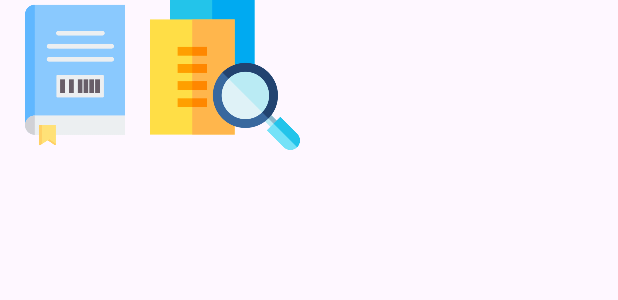
After one commit to Tushukk31059/Android-10-12, an Android app: the layout activity_constraint.xml on its own in the app's theme, with its tools: preview values and no code run, on a phone screen of 412 x 824 dp. The commit adds this screen. Shown: the top 300 px of the screen. Run offline under Robolectric (Android 15) with nearby library versions, the phone set to English and light mode, and no system bars.

Commit message:
Constraint Layout Added

```diff
--- a/app/src/main/AndroidManifest.xml
+++ b/app/src/main/AndroidManifest.xml
@@ -12,6 +12,9 @@
         android:supportsRtl="true"
         android:theme="@style/Theme.KotlinBasics"
         tools:targetApi="31">
+        <activity
+            android:name=".ConstraintActivity"
+            android:exported="false" />
         <activity
             android:name=".RelativeLinearAct"
             android:exported="false" />
--- /dev/null
+++ b/app/src/main/res/layout/activity_constraint.xml
@@ -0,0 +1,184 @@
+<?xml version="1.0" encoding="utf-8"?>
+<androidx.constraintlayout.widget.ConstraintLayout xmlns:android="http://schemas.android.com/apk/res/android"
+    xmlns:app="http://schemas.android.com/apk/res-auto"
+    xmlns:tools="http://schemas.android.com/tools"
+    android:id="@+id/main"
+    android:layout_width="match_parent"
+    android:layout_height="match_parent"
+    tools:context=".ConstraintActivity">
+
+<!--    <ImageView-->
+<!--        android:id="@+id/img1"-->
+<!--        android:layout_width="50dp"-->
+<!--        android:layout_height="50dp"-->
+<!--        app:layout_constraintStart_toStartOf="parent"-->
+<!--        app:layout_constraintEnd_toStartOf="@id/img2"-->
+<!--        app:layout_constraintTop_toTopOf="parent"-->
+<!--        android:layout_marginEnd="52dp"-->
+<!--        app:layout_constraintHorizontal_chainStyle="packed"-->
+<!--        android:src="@drawable/techcadd_logo"-->
+<!--        />-->
+<!--    <ImageView-->
+<!--        android:id="@+id/img2"-->
+<!--        android:layout_width="50dp"-->
+<!--        android:layout_height="50dp"-->
+<!--        android:layout_marginEnd="52dp"-->
+<!--        app:layout_constraintStart_toEndOf="@id/img1"-->
+<!--        app:layout_constraintTop_toTopOf="parent"-->
+<!--        app:layout_constraintEnd_toStartOf="@id/img3"-->
+<!--        android:src="@drawable/files"/>-->
+<!--    <ImageView-->
+<!--        android:id="@+id/img3"-->
+<!--        android:layout_width="50dp"-->
+<!--        android:layout_height="50dp"-->
+<!--        android:src="@drawable/isbn"-->
+<!--        app:layout_constraintTop_toTopOf="parent"-->
+<!--        app:layout_constraintEnd_toEndOf="parent"-->
+<!--        app:layout_constraintStart_toEndOf="@id/img2"/>-->
+<!--    <TextView-->
+<!--        android:layout_width="wrap_content"-->
+<!--        android:layout_height="wrap_content"-->
+<!--        android:text="Space\nStation"-->
+<!--        android:gravity="center"-->
+<!--        android:layout_marginTop="12dp"-->
+<!--        app:layout_constraintStart_toStartOf="@id/img1"-->
+<!--        app:layout_constraintEnd_toEndOf="@id/img1"-->
+<!--        app:layout_constraintTop_toBottomOf="@id/img1"/>-->
+<!--    <TextView-->
+<!--        android:layout_width="wrap_content"-->
+<!--        android:layout_height="wrap_content"-->
+<!--        app:layout_constraintStart_toStartOf="@id/img2"-->
+<!--        app:layout_constraintEnd_toEndOf="@id/img2"-->
+<!--        app:layout_constraintTop_toBottomOf="@id/img2"-->
+<!--        android:layout_marginTop="12dp"-->
+<!--        android:layout_marginEnd="12dp"-->
+<!--        android:text="Flights"/>-->
+<!--    <TextView-->
+<!--        android:layout_width="wrap_content"-->
+<!--        android:layout_height="wrap_content"-->
+<!--        app:layout_constraintTop_toBottomOf="@id/img3"-->
+<!--        app:layout_constraintStart_toStartOf="@id/img3"-->
+<!--        app:layout_constraintEnd_toEndOf="@id/img3"-->
+<!--        android:layout_marginTop="12dp"-->
+<!--        android:text="Rovers"/>-->
+<!--    <androidx.constraintlayout.widget.Guideline-->
+<!--        android:id="@+id/guide40"-->
+<!--        android:layout_width="wrap_content"-->
+<!--        android:layout_height="wrap_content"-->
+<!--        android:orientation="vertical"-->
+<!--        app:layout_constraintGuide_percent="0.4"/>-->
+<!--    <androidx.constraintlayout.widget.Guideline-->
+<!--        android:id="@+id/guide60"-->
+<!--        android:layout_width="wrap_content"-->
+<!--        android:layout_height="wrap_content"-->
+<!--        android:orientation="vertical"-->
+<!--        app:layout_constraintGuide_percent="0.6"/>-->
+
+<!--    <androidx.constraintlayout.widget.Guideline-->
+<!--        android:id="@+id/guide15"-->
+<!--        android:layout_width="wrap_content"-->
+<!--        android:layout_height="wrap_content"-->
+<!--        android:orientation="horizontal"-->
+<!--        app:layout_constraintGuide_percent="0.15"/>-->
+<!--    <TextView-->
+<!--        android:id="@+id/dca"-->
+<!--        android:layout_width="wrap_content"-->
+<!--        android:layout_height="wrap_content"-->
+<!--        app:layout_constraintEnd_toStartOf="@id/guide40"-->
+<!--        app:layout_constraintTop_toBottomOf="@id/guide15"-->
+<!--        android:text="DCA"-->
+<!--        android:paddingStart="24dp"-->
+<!--        android:paddingEnd="40dp"-->
+<!--        android:background="#067334"-->
+<!--        android:textColor="@color/white"-->
+<!--        android:layout_marginEnd="-20dp"-->
+<!--        android:paddingVertical="24dp"-->
+<!--        android:textSize="20sp"/>-->
+<!--    <TextView-->
+<!--        android:layout_width="wrap_content"-->
+<!--        android:layout_height="wrap_content"-->
+<!--        android:paddingVertical="24dp"-->
+<!--        android:paddingEnd="24dp"-->
+<!--        android:paddingStart="40dp"-->
+<!--        android:textColor="@color/white"-->
+<!--        android:background="#067334"-->
+<!--        android:layout_marginStart="-20dp"-->
+<!--        app:layout_constraintTop_toBottomOf="@id/guide15"-->
+<!--        app:layout_constraintStart_toEndOf="@id/guide60"-->
+<!--        android:text="MARS"-->
+<!--        android:textSize="20sp"-->
+<!--        />-->
+<!--    <ImageView-->
+<!--        android:layout_width="60dp"-->
+<!--        android:layout_height="60dp"-->
+<!--        android:src="@drawable/techcadd_logo"-->
+<!--        app:layout_constraintStart_toEndOf="@id/guide40"-->
+<!--        app:layout_constraintTop_toBottomOf="@id/guide15"-->
+<!--        app:layout_constraintTop_toTopOf="@id/dca"-->
+<!--        app:layout_constraintEnd_toStartOf="@id/guide60"-->
+<!--        app:layout_constraintBottom_toBottomOf="@id/dca"/>-->
+<!--    <com.google.android.material.switchmaterial.SwitchMaterial-->
+<!--        android:id="@+id/btnSwitch"-->
+<!--        android:layout_width="wrap_content"-->
+<!--        android:layout_height="wrap_content"-->
+<!--        android:textSize="16sp"-->
+<!--        android:background="#FF6D00"-->
+<!--        app:thumbTint="@color/white"-->
+<!--        android:textColor="@color/white"-->
+<!--        android:layout_marginTop="16dp"-->
+<!--        android:paddingVertical="12dp"-->
+<!--        android:paddingHorizontal="12dp"-->
+<!--        app:trackTint="#9E4706"-->
+<!--        app:layout_constraintTop_toBottomOf="@id/dca"-->
+<!--        app:layout_constraintEnd_toEndOf="@id/dca"-->
+<!--        app:switchPadding="12dp"-->
+<!--        android:text="One Way"/>-->
+<!--    <TextView-->
+<!--        android:layout_width="wrap_content"-->
+<!--        android:layout_height="wrap_content"-->
+<!--        android:text="1 Traveller"-->
+<!--        android:textSize="16sp"-->
+<!--        android:background="#FF6D00"-->
+<!--        android:textColor="@color/white"-->
+<!--        android:layout_marginTop="16dp"-->
+<!--        android:padding="12dp"-->
+<!--        app:layout_constraintTop_toBottomOf="@id/btnSwitch"-->
+<!--        app:layout_constraintStart_toStartOf="@id/btnSwitch"/>-->
+
+        <androidx.constraintlayout.widget.Barrier
+            android:id="@+id/barrier"
+            app:barrierDirection="end"
+            app:constraint_referenced_ids="image1,image2"
+            android:layout_width="wrap_content"
+            android:layout_height="wrap_content" />
+
+        <ImageView
+            android:id="@+id/image1"
+            android:layout_width="100dp"
+            android:layout_height="100dp"
+            android:layout_marginStart="16dp"
+            android:layout_marginTop="16dp"
+            android:visibility="gone"
+            android:src="@drawable/techcadd_logo"
+            app:layout_constraintStart_toStartOf="parent"
+            app:layout_constraintTop_toTopOf="parent" />
+
+
+        <ImageView
+            android:id="@+id/image2"
+            android:layout_width="100dp"
+            android:layout_height="100dp"
+            android:src="@drawable/isbn"
+            app:layout_constraintStart_toStartOf="@id/image1"
+            app:layout_constraintTop_toBottomOf="@id/image1"
+            android:visibility="visible" />
+
+        <ImageView
+            android:id="@+id/image3"
+            android:layout_width="100dp"
+            android:layout_height="100dp"
+            android:src="@drawable/files"
+            app:layout_constraintStart_toEndOf="@id/barrier"
+            app:layout_constraintTop_toTopOf="@id/image1"
+            android:visibility="visible" />
+    </androidx.constraintlayout.widget.ConstraintLayout>
```
Also changed, not shown: app/src/main/java/com/example/kotlinbasics/ConstraintActivity.kt (added, +20 -0 lines), app/src/main/java/com/example/kotlinbasics/FormActivity.kt (+45 -61 lines), app/src/main/res/layout/activity_form.xml (+11 -11 lines), app/src/main/res/drawable/files.png (added), app/src/main/res/drawable/isbn.png (added).
